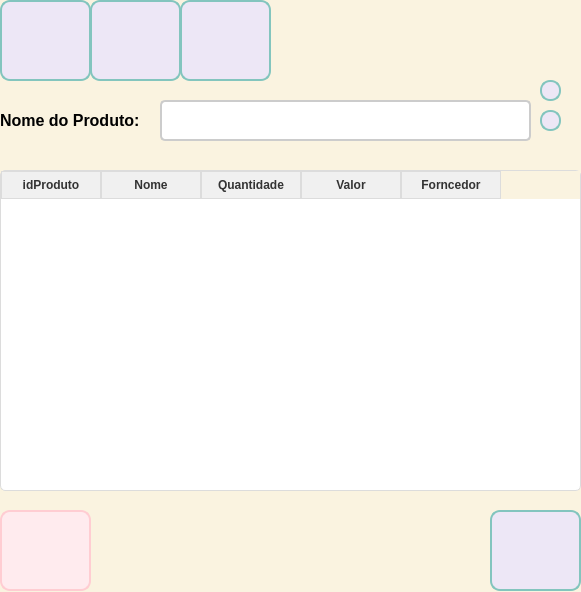
ArielAraujo18/ErpSistema, file frm_Produtos.ui: the form before one commit.
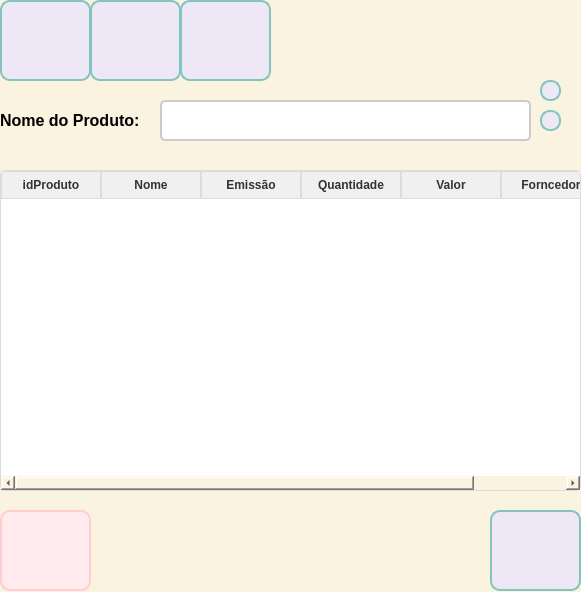
The form after the commit. Icons and pictures are not drawn.

Diff of the .ui file:
```diff
--- a/frm_Produtos.ui
+++ b/frm_Produtos.ui
@@ -472,6 +472,11 @@
      <string>Nome</string>
     </property>
    </column>
+   <column>
+    <property name="text">
+     <string>Emissão</string>
+    </property>
+   </column>
    <column>
     <property name="text">
      <string>Quantidade</string>
```
